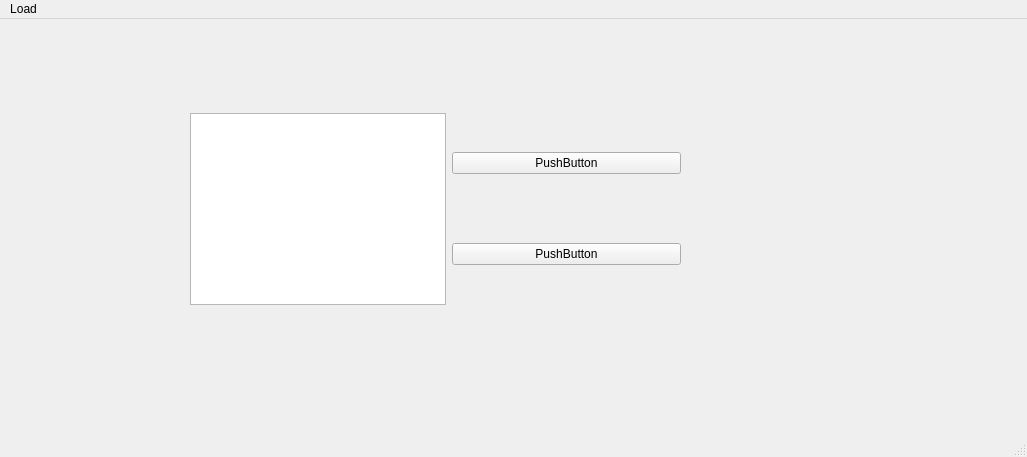
Above: BAM_App/userInterface.ui from davidjaggi/BAM before the change. Below: the same form after it.
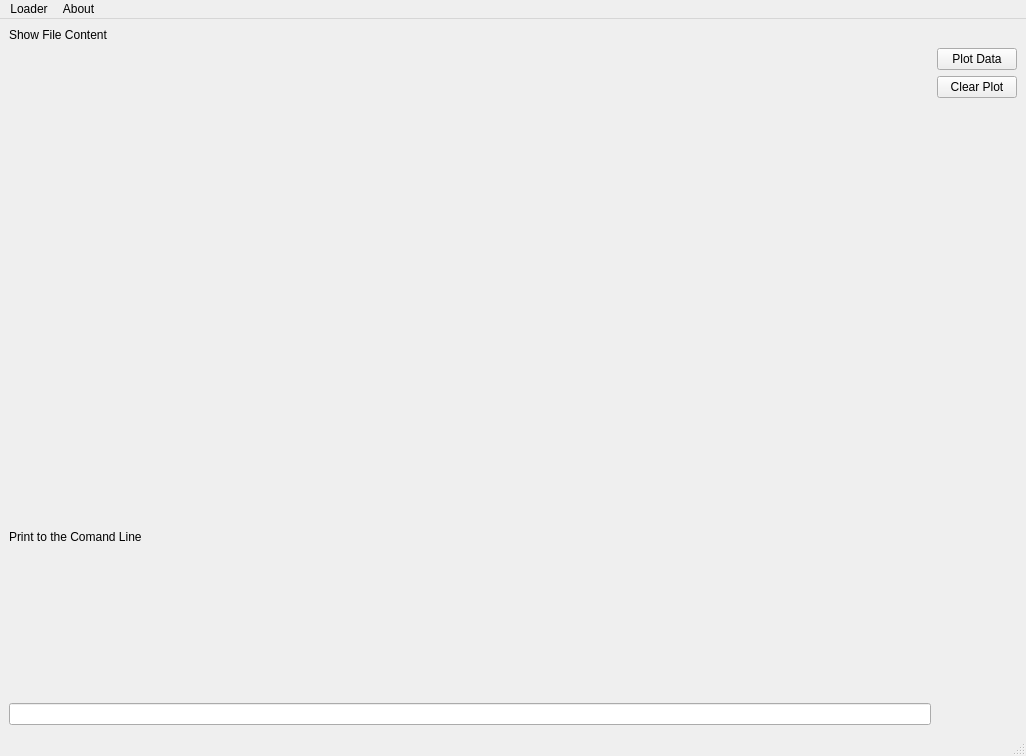
That is the form after the change. Custom widgets are drawn as their Qt base class.

Diff of the .ui file:
```diff
--- a/BAM_App/userInterface.ui
+++ b/BAM_App/userInterface.ui
@@ -6,64 +6,105 @@
    <rect>
     <x>0</x>
     <y>0</y>
-    <width>1027</width>
-    <height>457</height>
+    <width>1026</width>
+    <height>756</height>
    </rect>
   </property>
   <property name="windowTitle">
    <string>Bancroft</string>
   </property>
   <widget class="QWidget" name="centralwidget">
-   <widget class="QWidget" name="horizontalLayoutWidget">
-    <property name="geometry">
-     <rect>
-      <x>190</x>
-      <y>70</y>
-      <width>491</width>
-      <height>241</height>
-     </rect>
-    </property>
-    <layout class="QHBoxLayout" name="horizontalLayout">
-     <item alignment="Qt::AlignHCenter|Qt::AlignVCenter">
-      <widget class="QTableView" name="tableView"/>
-     </item>
-     <item>
+   <layout class="QGridLayout" name="gridLayout_2">
+    <item row="0" column="0">
+     <layout class="QGridLayout" name="gridLayout">
+      <item row="1" column="1">
       <layout class="QVBoxLayout" name="verticalLayout">
        <item>
         <widget class="QPushButton" name="pushButton">
          <property name="text">
-          <string>PushButton</string>
+           <string>Plot Data</string>
          </property>
         </widget>
        </item>
        <item>
         <widget class="QPushButton" name="pushButton_2">
          <property name="text">
-          <string>PushButton</string>
+           <string>Clear Plot</string>
          </property>
         </widget>
        </item>
-      </layout>
-     </item>
-    </layout>
-   </widget>
+        <item>
+         <spacer name="verticalSpacer">
+          <property name="orientation">
+           <enum>Qt::Vertical</enum>
+          </property>
+          <property name="sizeHint" stdset="0">
+           <size>
+            <width>20</width>
+            <height>40</height>
+           </size>
+          </property>
+         </spacer>
+        </item>
+       </layout>
+      </item>
+      <item row="1" column="0">
+       <layout class="QHBoxLayout" name="horizontalLayout">
+        <item>
+         <layout class="QVBoxLayout" name="verticalLayout_2">
+          <item>
+           <widget class="MatplotlibWidget" name="plotWidget" native="true"/>
+          </item>
+          <item>
+           <widget class="QLabel" name="label">
+            <property name="text">
+             <string>Print to the Comand Line</string>
+            </property>
+           </widget>
+          </item>
+          <item>
+           <widget class="QLineEdit" name="lineEdit"/>
+          </item>
+         </layout>
+        </item>
+       </layout>
+      </item>
+      <item row="0" column="0">
+       <widget class="QLabel" name="label_2">
+        <property name="text">
+         <string>Show File Content</string>
+        </property>
+       </widget>
+      </item>
+     </layout>
+    </item>
+   </layout>
   </widget>
   <widget class="QMenuBar" name="menubar">
    <property name="geometry">
     <rect>
      <x>0</x>
      <y>0</y>
-     <width>1027</width>
+     <width>1026</width>
      <height>26</height>
     </rect>
    </property>
    <widget class="QMenu" name="menuLoad">
     <property name="title">
-     <string>Load</string>
+     <string>Loader</string>
     </property>
     <addaction name="actionOpen"/>
+    <addaction name="actionClose"/>
+    <addaction name="actionQuit"/>
+   </widget>
+   <widget class="QMenu" name="menuAbout">
+    <property name="title">
+     <string>About</string>
+    </property>
+    <addaction name="actionInfo"/>
    </widget>
    <addaction name="menuLoad"/>
+   <addaction name="menuAbout"/>
   </widget>
   <widget class="QStatusBar" name="statusbar"/>
   <action name="actionOpen">
@@ -78,6 +119,14 @@
    </property>
   </action>
  </widget>
+ <customwidgets>
+  <customwidget>
+   <class>MatplotlibWidget</class>
+   <extends>QWidget</extends>
+   <header>matplotlibwidget.h</header>
+   <container>1</container>
+  </customwidget>
+ </customwidgets>
  <resources/>
  <connections/>
 </ui>
```
Left out of the diff: 28 changed lines with no effect on the pictures. Lines whose indentation alone changed are shown as unchanged.
